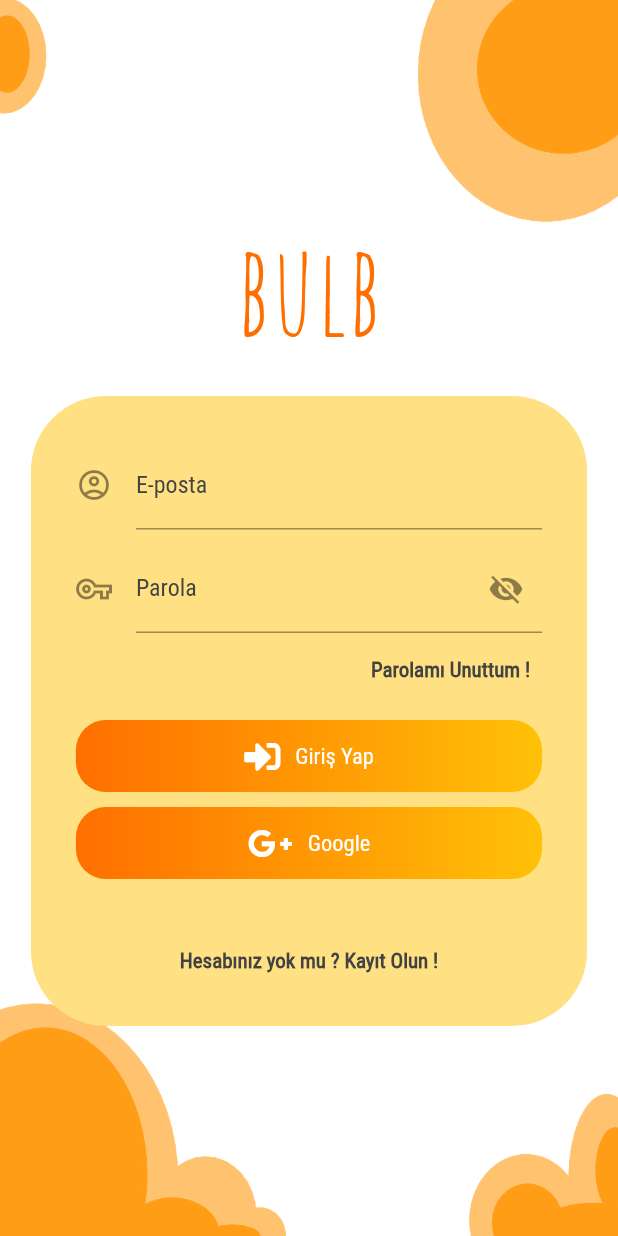
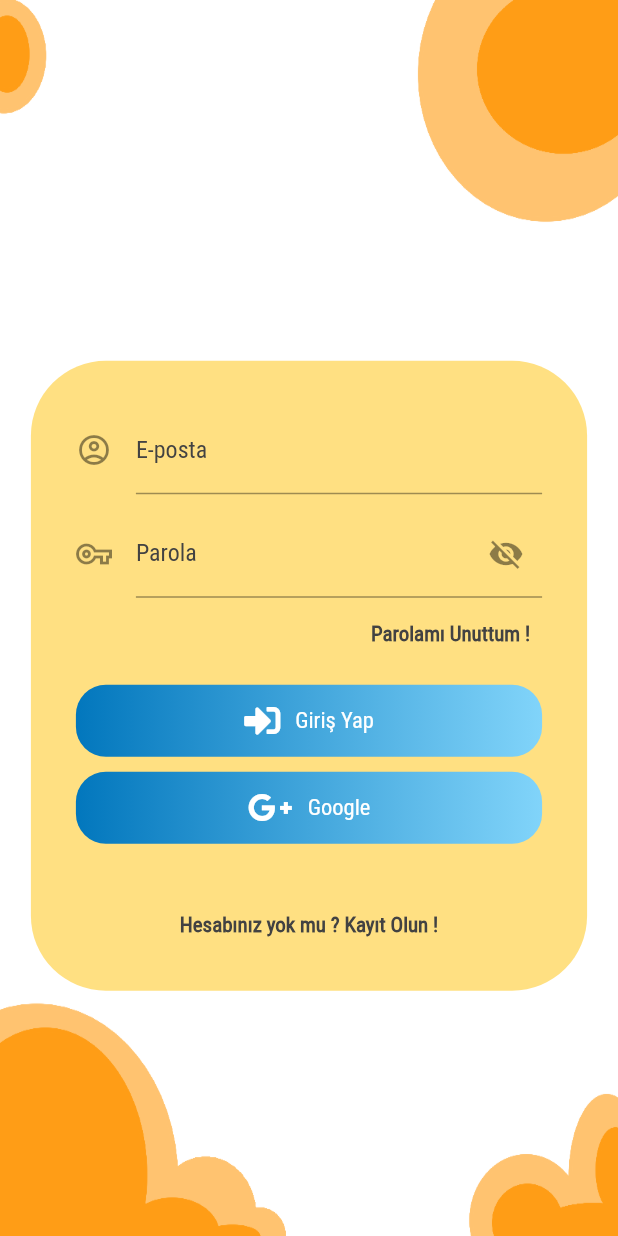
Before and after one commit to Enes-Altuntas/PaPaPe-Store, a Flutter app: the screen it shows after launch, on a phone screen of 412 x 824 dp. Run offline on Flutter 3.47's test engine with Material 2 defaults, Android fonts, the phone set to English and light mode, and no system bars; our stand-ins replace cloud_firestore, cool_alert, firebase_auth, firebase_core, firebase_messaging, firebase_storage and 8 more; missing offline and left inert: geoflutterfire; accounts and stored records are empty.

Commit message:
title ve renkler

```diff
--- a/lib/Campaigns/campaign.dart
+++ b/lib/Campaigns/campaign.dart
@@ -1,6 +1,7 @@
 import 'dart:io';
 import 'package:bulb/Components/gradient_button.dart';
 import 'package:bulb/Components/image_container.dart';
+import 'package:bulb/Components/title.dart';
 import 'package:bulb/Models/camapign_model.dart';
 import 'package:bulb/Services/firestore_service.dart';
 import 'package:bulb/Services/toast_service.dart';
@@ -482,12 +483,7 @@ class _CampaignSingleState extends State<CampaignSingle> {
         ),
         elevation: 0,
         centerTitle: true,
-        title: Text('bulb',
-            style: TextStyle(
-                fontSize: 45.0,
-                color: Colors.white,
-                fontFamily: 'Armatic',
-                fontWeight: FontWeight.bold)),
+        title: TitleWidget(),
       ),
       body: Container(
         decoration: BoxDecoration(
--- /dev/null
+++ b/lib/Components/title.dart
@@ -0,0 +1,15 @@
+import 'package:flutter/material.dart';
+
+class TitleWidget extends StatelessWidget {
+  const TitleWidget({Key key}) : super(key: key);
+
+  @override
+  Widget build(BuildContext context) {
+    return Text('PaPaPe',
+        style: TextStyle(
+            fontSize: 45.0,
+            color: Colors.white,
+            fontFamily: 'Armatic',
+            fontWeight: FontWeight.bold));
+  }
+}
--- a/lib/Login/login.dart
+++ b/lib/Login/login.dart
@@ -1,4 +1,5 @@
 import 'package:bulb/Components/gradient_button.dart';
+import 'package:bulb/Components/title.dart';
 import 'package:bulb/Dashboard/dashboard.dart';
 import 'package:bulb/Login/sign.dart';
 import 'package:bulb/Services/authentication_service.dart';
@@ -152,15 +153,8 @@ class _LoginState extends State<Login> {
                         mainAxisAlignment: MainAxisAlignment.center,
                         children: [
                           Padding(
-                            padding: const EdgeInsets.only(bottom: 20.0),
-                            child: Text('bulb',
-                                style: TextStyle(
-                                    color: Theme.of(context).primaryColor,
-                                    fontFamily: 'Armatic',
-                                    fontSize:
-                                        MediaQuery.of(context).size.height /
-                                            10)),
-                          ),
+                              padding: const EdgeInsets.only(bottom: 20.0),
+                              child: TitleWidget()),
                           Container(
                             width: MediaQuery.of(context).size.width * 0.9,
                             decoration: BoxDecoration(
--- a/lib/main.dart
+++ b/lib/main.dart
@@ -38,9 +38,9 @@ class MyApp extends StatelessWidget {
           title: 'BULB İşletme',
           debugShowCheckedModeBanner: false,
           theme: ThemeData(
-            primaryColor: Colors.amber[900],
+            primaryColor: Colors.lightBlue[800],
             primaryColorDark: Colors.black,
-            accentColor: Colors.amber,
+            accentColor: Colors.lightBlue[200],
             hintColor: Colors.grey.shade800,
           ),
           home: Login()),
--- a/pubspec.yaml
+++ b/pubspec.yaml
@@ -3,7 +3,7 @@ description: BULB İşletme Uygulaması.
 
 publish_to: 'none' # Remove this line if you wish to publish to pub.dev
 
-version: 0.1.0+23
+version: 0.1.0+24
 
 environment:
   sdk: ">=2.7.0 <3.0.0"
```
Also changed, not shown: lib/Dashboard/dashboard.dart (+2 -6 lines), lib/Login/sign.dart (+2 -6 lines), lib/Map/map.dart (+2 -6 lines), lib/Products/category.dart (+2 -6 lines), lib/Products/product.dart (+2 -6 lines), lib/Profile/profile.dart (+4 -7 lines).
